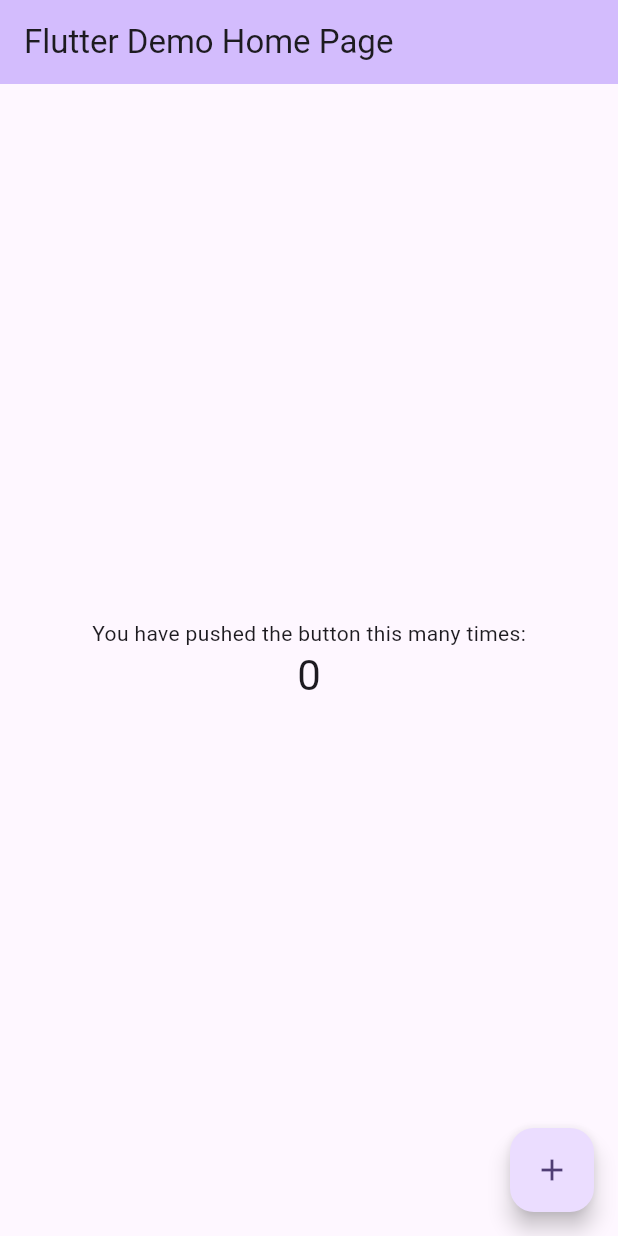
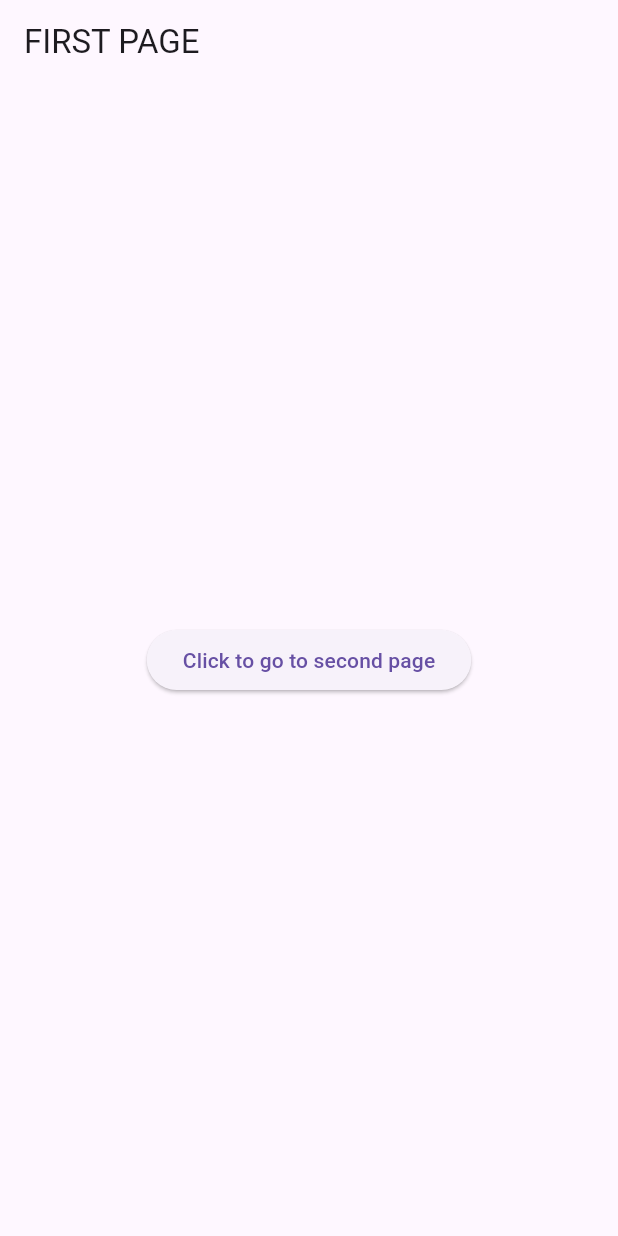
Before and after one commit to GabrielWarner/flutter-first-app, a Flutter app: the screen it shows after launch, on a phone screen of 412 x 824 dp. Run offline on Flutter 3.47's test engine with Material 3 defaults, Android fonts, the phone set to English and light mode, and no system bars.

```diff
--- a/lib/main.dart
+++ b/lib/main.dart
@@ -1,125 +1,20 @@
+// ignore_for_file: prefer_const_constructors
+
 import 'package:flutter/material.dart';
+import 'package:my_first_app/pages/first_page.dart';
 
 void main() {
-  runApp(const MyApp());
+  runApp(myApp());
 }
 
-class MyApp extends StatelessWidget {
-  const MyApp({super.key});
+class myApp extends StatelessWidget {
+  const myApp({super.key});
 
-  // This widget is the root of your application.
   @override
   Widget build(BuildContext context) {
     return MaterialApp(
-      title: 'Flutter Demo',
-      theme: ThemeData(
-        // This is the theme of your application.
-        //
-        // TRY THIS: Try running your application with "flutter run". You'll see
-        // the application has a purple toolbar. Then, without quitting the app,
-        // try changing the seedColor in the colorScheme below to Colors.green
-        // and then invoke "hot reload" (save your changes or press the "hot
-        // reload" button in a Flutter-supported IDE, or press "r" if you used
-        // the command line to start the app).
-        //
-        // Notice that the counter didn't reset back to zero; the application
-        // state is not lost during the reload. To reset the state, use hot
-        // restart instead.
-        //
-        // This works for code too, not just values: Most code changes can be
-        // tested with just a hot reload.
-        colorScheme: ColorScheme.fromSeed(seedColor: Colors.deepPurple),
-        useMaterial3: true,
-      ),
-      home: const MyHomePage(title: 'Flutter Demo Home Page'),
+      debugShowMaterialGrid: false,
+      home: PageOne()
     );
   }
 }
-
-class MyHomePage extends StatefulWidget {
-  const MyHomePage({super.key, required this.title});
-
-  // This widget is the home page of your application. It is stateful, meaning
-  // that it has a State object (defined below) that contains fields that affect
-  // how it looks.
-
-  // This class is the configuration for the state. It holds the values (in this
-  // case the title) provided by the parent (in this case the App widget) and
-  // used by the build method of the State. Fields in a Widget subclass are
-  // always marked "final".
-
-  final String title;
-
-  @override
-  State<MyHomePage> createState() => _MyHomePageState();
-}
-
-class _MyHomePageState extends State<MyHomePage> {
-  int _counter = 0;
-
-  void _incrementCounter() {
-    setState(() {
-      // This call to setState tells the Flutter framework that something has
-      // changed in this State, which causes it to rerun the build method below
-      // so that the display can reflect the updated values. If we changed
-      // _counter without calling setState(), then the build method would not be
-      // called again, and so nothing would appear to happen.
-      _counter++;
-    });
-  }
-
-  @override
-  Widget build(BuildContext context) {
-    // This method is rerun every time setState is called, for instance as done
-    // by the _incrementCounter method above.
-    //
-    // The Flutter framework has been optimized to make rerunning build methods
-    // fast, so that you can just rebuild anything that needs updating rather
-    // than having to individually change instances of widgets.
-    return Scaffold(
-      appBar: AppBar(
-        // TRY THIS: Try changing the color here to a specific color (to
-        // Colors.amber, perhaps?) and trigger a hot reload to see the AppBar
-        // change color while the other colors stay the same.
-        backgroundColor: Theme.of(context).colorScheme.inversePrimary,
-        // Here we take the value from the MyHomePage object that was created by
-        // the App.build method, and use it to set our appbar title.
-        title: Text(widget.title),
-      ),
-      body: Center(
-        // Center is a layout widget. It takes a single child and positions it
-        // in the middle of the parent.
-        child: Column(
-          // Column is also a layout widget. It takes a list of children and
-          // arranges them vertically. By default, it sizes itself to fit its
-          // children horizontally, and tries to be as tall as its parent.
-          //
-          // Column has various properties to control how it sizes itself and
-          // how it positions its children. Here we use mainAxisAlignment to
-          // center the children vertically; the main axis here is the vertical
-          // axis because Columns are vertical (the cross axis would be
-          // horizontal).
-          //
-          // TRY THIS: Invoke "debug painting" (choose the "Toggle Debug Paint"
-          // action in the IDE, or press "p" in the console), to see the
-          // wireframe for each widget.
-          mainAxisAlignment: MainAxisAlignment.center,
-          children: <Widget>[
-            const Text(
-              'You have pushed the button this many times:',
-            ),
-            Text(
-              '$_counter',
-              style: Theme.of(context).textTheme.headlineMedium,
-            ),
-          ],
-        ),
-      ),
-      floatingActionButton: FloatingActionButton(
-        onPressed: _incrementCounter,
-        tooltip: 'Increment',
-        child: const Icon(Icons.add),
-      ), // This trailing comma makes auto-formatting nicer for build methods.
-    );
-  }
-}
--- /dev/null
+++ b/lib/pages/first_page.dart
@@ -0,0 +1,26 @@
+import 'package:flutter/material.dart';
+import 'package:my_first_app/pages/second_page.dart';
+
+class PageOne extends StatelessWidget {
+  const PageOne({super.key});
+
+  @override
+  Widget build(BuildContext context) {
+    return Scaffold(
+      appBar: AppBar(
+        title: const Text('FIRST PAGE'),
+      ),
+      body: Center(
+        child: ElevatedButton(
+          child: const Text('Click to go to second page'),
+          onPressed: () {
+            Navigator.push(context,
+            MaterialPageRoute(builder: (context) => PageTwo(),
+            ),
+            );
+          }
+        ),
+      )
+    );
+  }
+}
```
Also changed, not shown: lib/pages/second_page.dart (added, +14 -0 lines), 4 other files.
